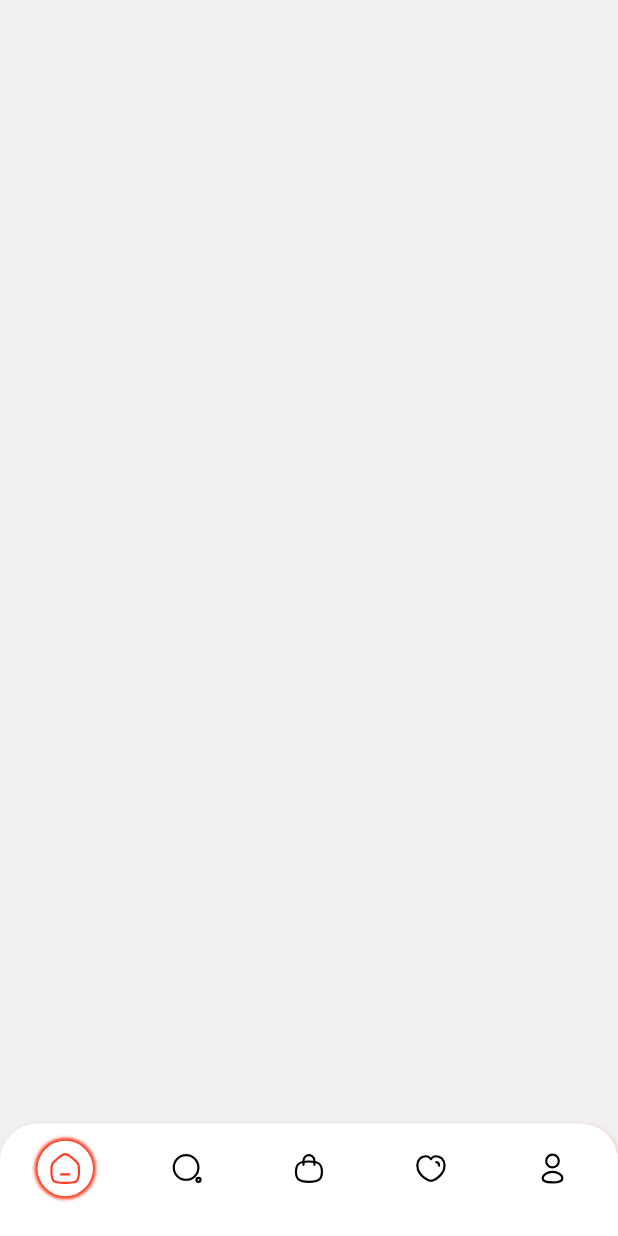
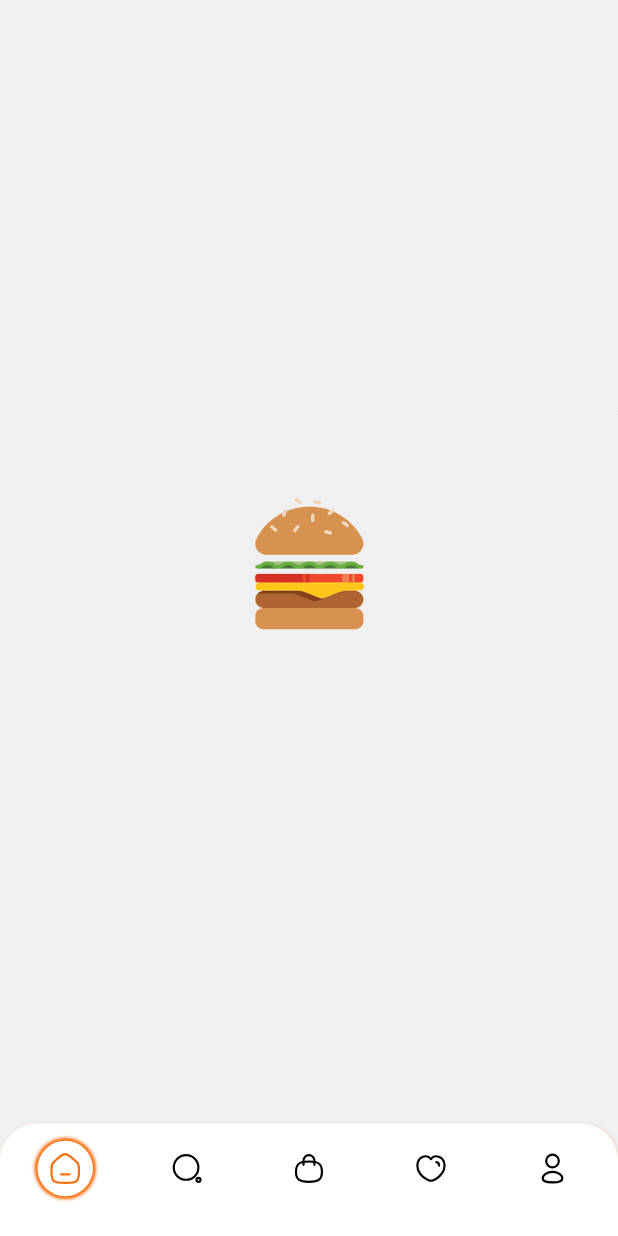
Before and after one commit to RodriiTepatzi/fudi_app, a Flutter app: the TabsPage screen opened by its route, on a phone screen of 412 x 824 dp. Run offline on Flutter 3.47's test engine with Material 2 defaults, Android fonts, the phone set to English and light mode, and no system bars; our stand-ins replace cloud_firestore, firebase_auth, firebase_core, flutter_otp_text_field, flutter_staggered_animations, flutter_svg and 4 more; missing offline and left inert: loading_animations; accounts and stored records are empty; network calls fail.

Commit message:
Making UI better.

```diff
--- a/lib/main.dart
+++ b/lib/main.dart
@@ -14,7 +14,6 @@ void main() async {
   await Firebase.initializeApp(
     options: DefaultFirebaseOptions.currentPlatform,
   );
-
   runApp(MyApp());
 }
 
@@ -29,8 +28,6 @@ class MyApp extends StatelessWidget {
         statusBarColor: Colors.transparent,
       )
     );
-
-
 
     // Here we start the App, calling LoginController()
 
--- /dev/null
+++ b/lib/src/controllers/cart_controller.dart
@@ -0,0 +1,3 @@
+class CartController {
+
+}
--- a/lib/src/controllers/login_controller.dart
+++ b/lib/src/controllers/login_controller.dart
@@ -1,5 +1,6 @@
 import 'package:firebase_auth/firebase_auth.dart';
 import 'package:flutter/material.dart';
+import 'package:fudi_app/src/models/cart.dart';
 import 'package:fudi_app/src/services/auth_service.dart';
 import 'package:fudi_app/src/views/pages/otp_page.dart';
 import 'package:fudi_app/src/views/pages/tabs_page.dart';
@@ -8,7 +9,7 @@ import 'package:fudi_app/src/views/pages/welcome_page.dart';
 /// This widget handles whenever the user logs in or logs out.
 
 class LoginController extends StatelessWidget {
-  const LoginController({Key? key}) : super(key: key);
+  const LoginController({Key? key,}) : super(key: key);
 
   @override
   Widget build(BuildContext context) {
--- a/lib/src/models/order.dart
+++ b/lib/src/models/order.dart
@@ -1,6 +1,4 @@
 import 'package:fudi_app/src/models/order_item.dart';
-import 'package:fudi_app/src/models/product.dart';
-import 'package:fudi_app/src/models/restaurant.dart';
 
 class Order{
   int id;
@@ -9,8 +7,6 @@ class Order{
   List<OrderItem> orderItem;
   String total;
   String orderStatus;
-  DateTime dateCreated;
-  DateTime dateDone;
 
   Order(
     this.id,
@@ -19,7 +15,5 @@ class Order{
     this.orderStatus,
     this.orderItem,
     this.total,
-    this.dateCreated,
-    this.dateDone,
   );
 }
--- a/lib/src/models/order_product.dart
+++ b/lib/src/models/order_product.dart
@@ -1,4 +1,3 @@
-import 'package:fudi_app/src/models/order.dart';
 import 'package:fudi_app/src/models/product.dart';
 
 class OrderProduct{
--- a/lib/src/models/restaurant.dart
+++ b/lib/src/models/restaurant.dart
@@ -35,15 +35,15 @@ class RestaurantModel {
   RestaurantModel.fromJson(Map<String, dynamic> jsonData)
     : this(
       uid : jsonData['uid'],
-      restaurantName: jsonData['restaurantName']!,
-      restaurantAddress: jsonData['restaurantAddress']!,
-      restaurantSlogan: jsonData['restaurantSlogan']!,
-      restaurantUrl: jsonData['restaurantUrl']!,
-      stars: jsonData['stars']!,
-      cost: jsonData['cost']! ,
-      category: jsonData['category']!,
-      status: jsonData['status']!,
-      startDate: jsonData['startDate']!,
+      restaurantName: jsonData['restaurantName'],
+      restaurantAddress: jsonData['restaurantAddress'],
+      restaurantSlogan: jsonData['restaurantSlogan'],
+      restaurantUrl: jsonData['restaurantUrl'],
+      stars: jsonData['stars'],
+      cost: jsonData['cost'],
+      category: jsonData['category'],
+      status: jsonData['status'],
+      startDate: jsonData['startDate'],
     );
 
   Map<String, Object?> toJson(){
--- a/lib/src/static/colors.dart
+++ b/lib/src/static/colors.dart
@@ -1,7 +1,7 @@
 import 'package:flutter/cupertino.dart';
 
-const Color accentColorApp = Color.fromRGBO(255, 59, 33, 1.0);
-const Color accentColorOpaApp = Color.fromRGBO(255, 59, 33, 1.0);
+const Color accentColorApp = Color.fromRGBO(255, 109, 11, 1.0);
+const Color accentColorOpaApp = Color.fromRGBO(255, 109, 11, 1.0);
 const Color buttonColorApp = Color.fromRGBO(0, 122, 255, 1.0);
 const Color disabledColorApp = Color.fromRGBO(142, 142, 147, 1.0);
 const Color textFieldColorApp = Color.fromRGBO(240, 240, 240, 1.0);
--- a/lib/src/views/pages/tabs_page.dart
+++ b/lib/src/views/pages/tabs_page.dart
@@ -1,5 +1,6 @@
 import 'package:firebase_auth/firebase_auth.dart';
 import 'package:flutter/services.dart';
+import 'package:fudi_app/src/models/cart.dart';
 import 'package:fudi_app/src/models/user_app.dart';
 import 'package:fudi_app/src/services/user_service.dart';
 import 'package:fudi_app/src/views/tabs/search_tab.dart';
@@ -14,8 +15,7 @@ import 'package:fudi_app/src/static/colors.dart';
 import 'package:fudi_app/src/views/widgets/alert_dialog.dart';
 
 class TabsPage extends StatefulWidget {
-
-  TabsPage({Key? key}) : super(key: key);
+  TabsPage({Key? key,}) : super(key: key);
 
   @override
   _TabsPageState createState() => _TabsPageState();
--- a/lib/src/views/tabs/explore_tab.dart
+++ b/lib/src/views/tabs/explore_tab.dart
@@ -6,10 +6,12 @@ import 'package:fudi_app/src/models/user_app.dart';
 import 'package:fudi_app/src/services/category_service.dart';
 import 'package:fudi_app/src/static/colors.dart';
 import 'package:fudi_app/src/static/widget_properties.dart';
-import 'package:fudi_app/src/views/filters/category_view.dart';
+import 'package:fudi_app/src/views/tabs/filters/category_view.dart';
 import 'package:fudi_app/src/views/tabs/filters/home_filter.dart';
+import 'package:fudi_app/src/views/widgets/loader.dart';
 import 'package:fudi_app/src/views/widgets/navbar_category_button.dart';
 import 'package:flutter_staggered_animations/flutter_staggered_animations.dart';
+import 'package:loading_animations/loading_animations.dart';
 
 class ExploreTab extends StatefulWidget {
   UserApp userApp;
@@ -24,6 +26,7 @@ class _ExploreTabState extends State<ExploreTab> {
   int _filterItemSelected = 0;
   final ScrollController _scrollController = ScrollController();
   bool _alreadySet = false;
+  bool _colorBarSet = false;
   List<Widget> _recomended = [];
   List<Widget> _popular = [];
   List<Widget> filterSelectionWidget = [Container()];
@@ -37,7 +40,6 @@ class _ExploreTabState extends State<ExploreTab> {
       ];
     }
     _scrollController.addListener(_scrollListener);
-    setBar();
     super.initState();
   }
 
@@ -77,18 +79,26 @@ class _ExploreTabState extends State<ExploreTab> {
         );
       });
     }
-    else if(_scrollController.offset < 235 && !_scrollController.position.outOfRange){
-      setBar();
+    else if(_scrollController.offset  < 235){
+      SystemChrome.setSystemUIOverlayStyle(
+        SystemUiOverlayStyle.light.copyWith(
+          statusBarIconBrightness: Brightness.light,
+          statusBarColor: accentColorApp,
+        )
+      );
     }
   }
 
   void setBar(){
-    SystemChrome.setSystemUIOverlayStyle(
-      SystemUiOverlayStyle.light.copyWith(
-        statusBarIconBrightness: Brightness.light,
-        statusBarColor: accentColorApp,
-      )
-    );
+    if(!_colorBarSet){
+      SystemChrome.setSystemUIOverlayStyle(
+        SystemUiOverlayStyle.light.copyWith(
+          statusBarIconBrightness: Brightness.light,
+          statusBarColor: accentColorApp,
+        )
+      );
+      _colorBarSet = true;
+    }
   }
 
   @override
@@ -134,7 +144,16 @@ class _ExploreTabState extends State<ExploreTab> {
       );
     }
     else{
-      return Container();
+      return Column(
+        mainAxisAlignment: MainAxisAlignment.center,
+        crossAxisAlignment: CrossAxisAlignment.center,
+        children: [
+          Container(
+            alignment: Alignment.center,
+            child: loader(),
+          ),
+        ],
+      );
     }
   }
 
--- a/lib/src/views/widgets/cards.dart
+++ b/lib/src/views/widgets/cards.dart
@@ -400,7 +400,7 @@ Widget OrderCard(BuildContext context, Order order){
       Navigator.push(context, MaterialPageRoute(builder: (context) => OrderPage(order: order)));
     },
     child: Container(
-      margin: const EdgeInsets.all(marginWidget),
+      /*margin: const EdgeInsets.all(marginWidget),
       decoration: BoxDecoration(
         color: bgCardApp,
         borderRadius: BorderRadius.circular(roundedCornersValue),
@@ -494,7 +494,7 @@ Widget OrderCard(BuildContext context, Order order){
             ),
           ],
         ),
-      ),
+      ),*/
     ),
   );
 }
--- /dev/null
+++ b/lib/src/views/widgets/loader.dart
@@ -0,0 +1,5 @@
+import 'package:flutter/cupertino.dart';
+
+Widget loader(){
+  return Image.asset("assets/images/loading.gif");
+}
--- a/pubspec.yaml
+++ b/pubspec.yaml
@@ -48,6 +48,7 @@ dependencies:
   intl_phone_field: ^1.2.0
   http: ^0.13.4
   flutter_native_splash: ^2.0.4
+  loading_animations: ^2.1.0
 
 dev_dependencies:
   flutter_test:
```
Also changed, not shown: lib/src/models/cart.dart (added, +21 -0 lines), lib/src/views/forms/quantity_form.dart (+10 -4 lines), lib/src/views/pages/login_page.dart (+5 -6 lines), lib/src/views/tabs/filters/category_view.dart (renamed from lib/src/views/filters/category_view.dart, +5 -6 lines), lib/src/views/tabs/filters/home_filter.dart (+9 -0 lines), lib/src/views/tabs/profile_tab.dart (+21 -11 lines), assets/images/loading.gif (added), pubspec.lock.
